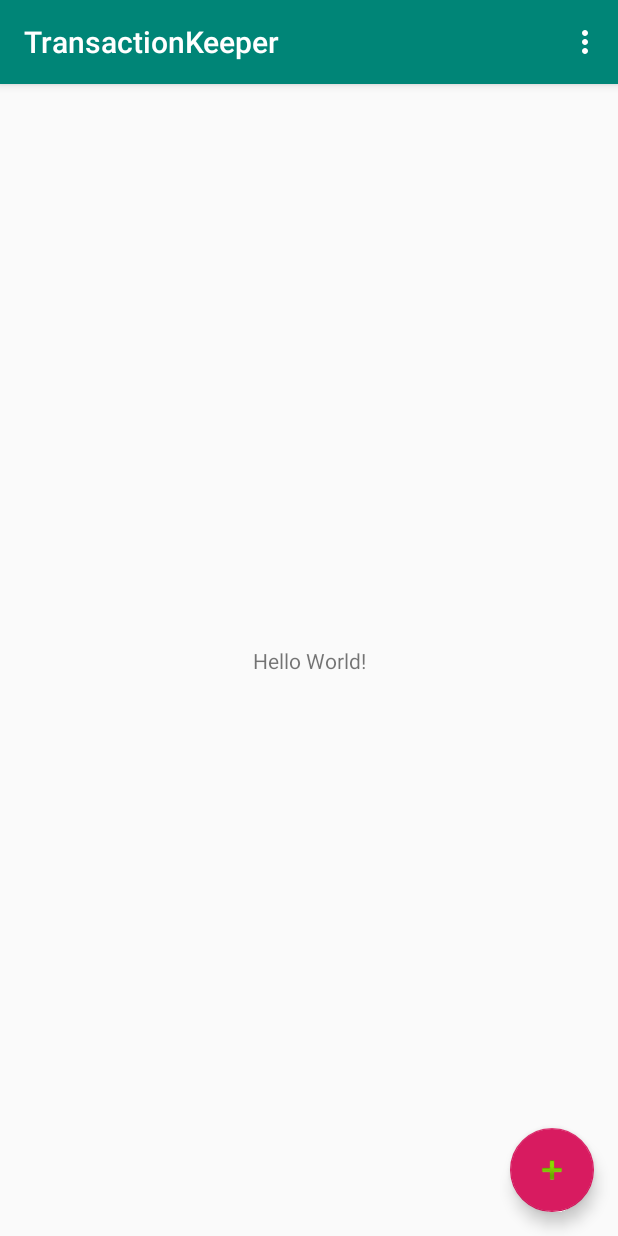
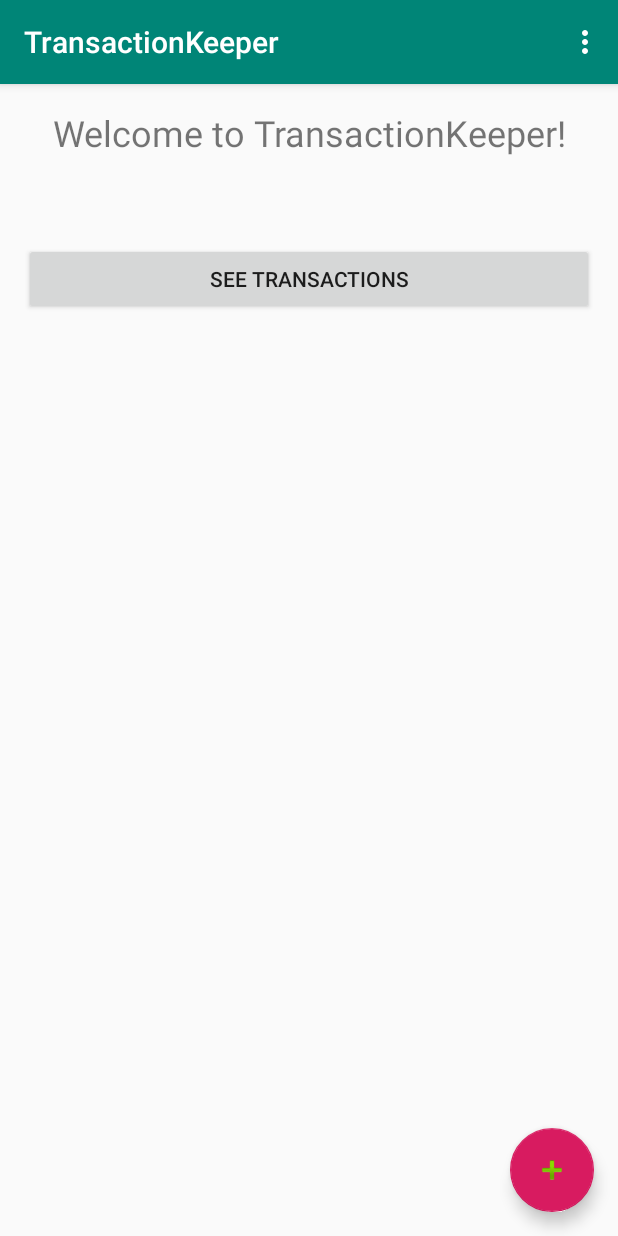
Before and after one commit to rendon/TransactionsKeeper, an Android app: the screen it shows after launch (MainActivity), on a phone screen of 412 x 824 dp. Run offline under Robolectric (Android 15) with nearby library versions, the phone set to English and light mode, and no system bars.

Commit message:
Add a button to list transactions to the UI

```diff
--- a/app/src/main/res/layout/content_main.xml
+++ b/app/src/main/res/layout/content_main.xml
@@ -8,13 +8,33 @@
     tools:context=".MainActivity"
     tools:showIn="@layout/activity_main">
 
-    <TextView
-        android:layout_width="wrap_content"
-        android:layout_height="wrap_content"
-        android:text="Hello World!"
-        app:layout_constraintBottom_toBottomOf="parent"
-        app:layout_constraintLeft_toLeftOf="parent"
-        app:layout_constraintRight_toRightOf="parent"
-        app:layout_constraintTop_toTopOf="parent" />
+    <LinearLayout
+        android:layout_width="match_parent"
+        android:layout_height="match_parent"
+        android:layout_marginStart="16dp"
+        android:layout_marginTop="16dp"
+        android:layout_marginEnd="16dp"
+        android:orientation="vertical"
+        app:layout_constraintEnd_toEndOf="parent"
+        app:layout_constraintStart_toStartOf="parent"
+        app:layout_constraintTop_toTopOf="parent">
+
+        <TextView
+            android:layout_width="match_parent"
+            android:layout_height="90dp"
+            android:autoSizeMaxTextSize="24dp"
+            android:autoSizeMinTextSize="12dp"
+            android:autoSizePresetSizes="12dp"
+            android:autoSizeTextType="uniform"
+            android:text="@string/main_welcome"
+            android:textAlignment="center" />
+
+        <Button
+            android:id="@+id/main_see_transactions_btn"
+            android:layout_width="match_parent"
+            android:layout_height="wrap_content"
+            android:text="@string/main_see_transactions" />
+
+    </LinearLayout>
 
 </androidx.constraintlayout.widget.ConstraintLayout>
--- a/app/src/main/res/values/strings.xml
+++ b/app/src/main/res/values/strings.xml
@@ -1,5 +1,9 @@
 <resources>
     <string name="app_name">TransactionKeeper</string>
+
+    <string name="main_welcome">Welcome to TransactionKeeper!</string>
+    <string name="main_see_transactions">See transactions</string>
+
     <string name="new_transaction_title">New transaction</string>
     <string name="new_transaction_amount">Amount</string>
     <string name="new_transaction_description">Description</string>
```
